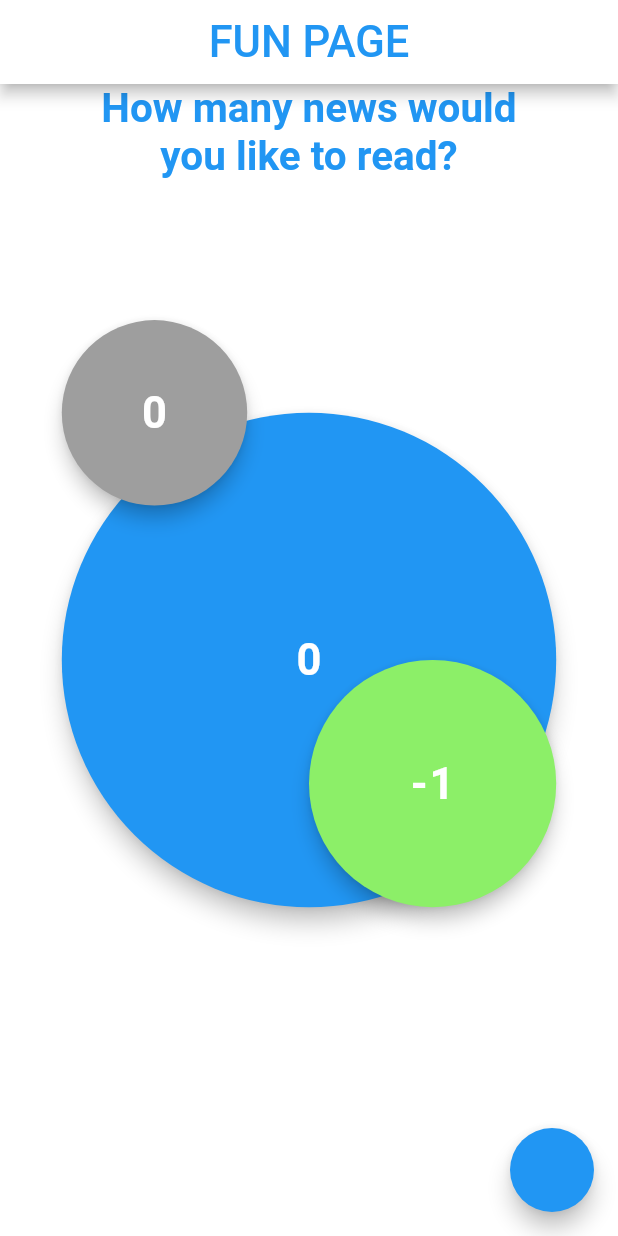
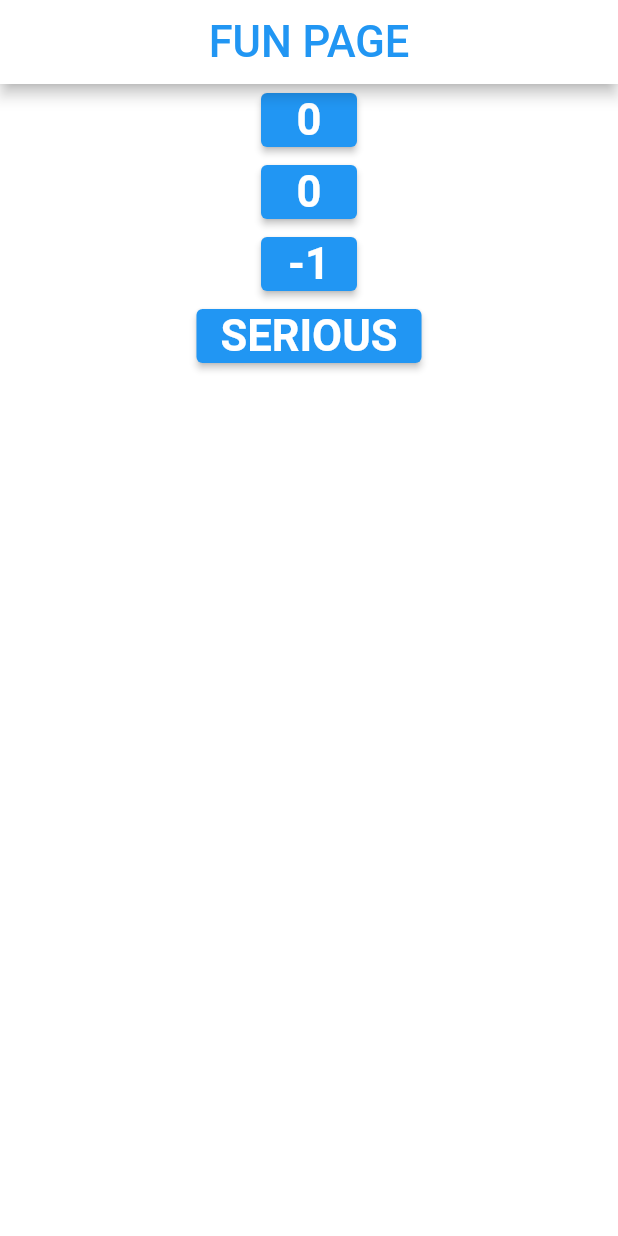
Before and after one commit to Lovric348/BLoC_learning, a Flutter app: the screen it shows after launch, on a phone screen of 412 x 824 dp. Run offline on Flutter 3.47's test engine with Material 2 defaults, Android fonts, the phone set to English and light mode, and no system bars; our stand-ins replace bloc, equatable, flutter_bloc.

Commit message:
9th commit

```diff
--- a/lib/bloc/colors/bloc/colors_event.dart
+++ b/lib/bloc/colors/bloc/colors_event.dart
@@ -11,3 +11,5 @@ abstract class ColorsEvent extends Equatable {
 class ColorChangeEvent extends ColorsEvent {}
 class ResetEvent extends ColorsEvent {}
 class DecreaseEvent extends ColorsEvent {}
+class NextPageEvent extends ColorsEvent {}
+class SeriousPageEvent extends ColorsEvent {}
--- a/lib/main.dart
+++ b/lib/main.dart
@@ -1,37 +1,48 @@
-import 'package:bloc_learning/presentation/screens/fun_page.dart';
-import 'package:bloc_learning/service/bored_service.dart';
+
+
 import 'package:flutter/material.dart';
 import 'package:flutter_bloc/flutter_bloc.dart';
-
+import 'navigation/route.dart';
 import 'bloc/colors/bloc/colors_bloc.dart';
 
 void main() {
-  runApp(const MyApp());
+  runApp( MyApp());
 }
 
 class MyApp extends StatefulWidget {
-  const MyApp({super.key});
+   MyApp({super.key});
+
 
   @override
   State<MyApp> createState() => _MyAppState();
 }
 
 class _MyAppState extends State<MyApp> {
+  final AppRouter appRouter= AppRouter();
 
-  // This widget is the root of your application.
+
+
   @override
   Widget build(BuildContext context) {
-    return MultiBlocProvider(
-      providers: [
-        BlocProvider(
-          create: (context) => ColorsBloc(),
-        ),
+    return BlocProvider(
+      create: (context) => ColorsBloc(),
+      child:
 
-      ],
-      child: FunPage()
+     MaterialApp(
+      debugShowCheckedModeBanner: false,
+      onGenerateRoute: appRouter.onGenerateRoute,
 
-    );
+),
+
+     );
+}
+
+
+
+
+@override void dispose() {
+  appRouter.dispose();
+    super.dispose();
   }
 
-
 }
--- /dev/null
+++ b/lib/navigation/route.dart
@@ -0,0 +1,51 @@
+import 'package:bloc_learning/bloc/colors/bloc/colors_bloc.dart';
+import 'package:bloc_learning/bloc/posts/bloc/posts_bloc.dart';
+import 'package:bloc_learning/presentation/screens/details_page.dart';
+import 'package:bloc_learning/presentation/screens/fun_page.dart';
+import 'package:bloc_learning/presentation/screens/serious_page.dart';
+import 'package:flutter/material.dart';
+import 'package:flutter/cupertino.dart';
+import 'package:flutter_bloc/flutter_bloc.dart';
+
+
+class AppRouter {
+  final ColorsBloc _colorsBloc= ColorsBloc();
+  final PostsBloc _postsBloc= PostsBloc();
+
+  Route? onGenerateRoute(RouteSettings routeSettings){
+    switch (routeSettings.name) {
+      case '/':
+      return MaterialPageRoute(
+        builder:(_) => BlocProvider.value(
+        value: _colorsBloc,
+        child: FunPage(),
+        ), );
+
+
+      case '/seriouspage':
+      return MaterialPageRoute(
+        builder:(_) => BlocProvider.value(
+        value: _colorsBloc,
+        child: SeriousPage(),
+        ), );
+
+      case '/detailspage':
+      return MaterialPageRoute(
+        builder:(_) => BlocProvider.value(
+        value: _postsBloc,
+        child: DetailsPage(),
+        ), );
+
+
+      default:
+      return null;
+    }
+
+
+
+    }
+    void dispose(){
+      _colorsBloc.close();
+
+    }
+  }
--- a/lib/presentation/screens/fun_page.dart
+++ b/lib/presentation/screens/fun_page.dart
@@ -2,25 +2,28 @@ import 'package:flutter/material.dart';
 import 'package:flutter_bloc/flutter_bloc.dart';
 import '../../bloc/colors/bloc/colors_bloc.dart';
 
-class FunPage extends StatelessWidget {
+
+class FunPage extends StatefulWidget {
   const FunPage({Key? key}) : super(key: key);
 
   @override
+  State<FunPage> createState() => _FunPageState();
+}
+
+class _FunPageState extends State<FunPage> {
+  GlobalKey<ScaffoldState> FunPageKey = GlobalKey<ScaffoldState>();
+  @override
   Widget build(BuildContext context) {
+
     final double screenWidth = MediaQuery.of(context).size.width;
     final double screenHeight = MediaQuery.of(context).size.height;
     return BlocProvider(
       create: (context) => ColorsBloc(),
-      child: MaterialApp(
-        debugShowCheckedModeBanner: false,
-        home: BlocBuilder<ColorsBloc, ColorsState>(
+      child: Scaffold(
+        key: FunPageKey,
+        body: BlocBuilder<ColorsBloc, ColorsState>(
             builder: (BuildContext context, state) {
           return Scaffold(
-            floatingActionButton: FloatingActionButton(
-              onPressed: (){
-                Navigator.pushNamed(context, '/seriouspage');
-
-              }),
             backgroundColor: state.color,
             appBar: AppBar(
               backgroundColor: state.color,
@@ -36,31 +39,9 @@ class FunPage extends StatelessWidget {
             body: Container(
               height: screenHeight * 1,
               width: screenWidth * 1,
-              child:
-                  Stack(
+              child: Column(
                 children: [
-                      Align(
-                          alignment: Alignment.topCenter,
-                          child: Text(
-                            'How many news would \nyou like to read?',
-                            textAlign: TextAlign.center,
-                            style: TextStyle(
-                              fontSize: 27,
-                              fontWeight: FontWeight.bold,
-                              color: state.colorTitle,
-                            ),
-                          )),
-                      Align(
-                        alignment: Alignment.center,
-                        child: Container(
-                          width: screenWidth * 0.8,
-                          height: screenHeight * 0.6,
-                          child: Stack(
-                            children: [
-                              SizedBox(
-                                width: screenWidth * 1,
-                                height: screenHeight * 1,
-                                child: FloatingActionButton(
+                  ElevatedButton(
                     child: Text(
                       "${state.number}",
                       style: TextStyle(
@@ -69,17 +50,10 @@ class FunPage extends StatelessWidget {
                       ),
                     ),
                     onPressed: () {
-                                    context
-                                        .read<ColorsBloc>()
-                                        .add(ColorChangeEvent());
+                      context.read<ColorsBloc>().add(ColorChangeEvent());
                     },
-                                  splashColor: Color.fromARGB(255, 6, 84, 147),
                   ),
-                              ),
-                              Container(
-                                width: screenWidth * 0.3,
-                                height: screenHeight * 0.2,
-                                child: FloatingActionButton(
+                  ElevatedButton(
                       child: Text(
                         '0',
                         style: TextStyle(
@@ -87,21 +61,10 @@ class FunPage extends StatelessWidget {
                           fontWeight: FontWeight.bold,
                         ),
                       ),
-                                    splashColor: Colors.black87,
-                                    elevation: 5,
-                                    backgroundColor: Colors.grey,
                       onPressed: () {
-                                      context
-                                          .read<ColorsBloc>()
-                                          .add(ResetEvent());
+                        context.read<ColorsBloc>().add(ResetEvent());
                       }),
-                              ),
-                              Align(
-                                alignment: Alignment.bottomRight,
-                                child: Container(
-                                  width: screenWidth * 0.4,
-                                  height: screenHeight * 0.4,
-                                  child: FloatingActionButton(
+                  ElevatedButton(
                       child: Text(
                         '-1',
                         style: TextStyle(
@@ -109,27 +72,25 @@ class FunPage extends StatelessWidget {
                           fontWeight: FontWeight.bold,
                         ),
                       ),
-                                      splashColor:
-                                          Color.fromARGB(221, 9, 101, 29),
-                                      elevation: 5,
-                                      backgroundColor:
-                                          Color.fromARGB(255, 140, 239, 104),
                       onPressed: () {
-                                        context
-                                            .read<ColorsBloc>()
-                                            .add(DecreaseEvent());
+                        context.read<ColorsBloc>().add(DecreaseEvent());
+                      }),
+                  ElevatedButton(
+                      child: Text(
+                        'SERIOUS',
+                        style: TextStyle(
+                          fontSize: 29,
+                          fontWeight: FontWeight.bold,
+                        ),
+                      ),
+                      onPressed: () {
+                        Navigator.of(context).pushNamed('/seriouspage');
+
+
 
                       }),
-                                ),
-                              ),
                 ],
               ),
-                        ),
-                      ),
-                    ],
-                  ),
-
-
             ),
           );
         }),
--- a/pubspec.yaml
+++ b/pubspec.yaml
@@ -38,6 +38,7 @@ dependencies:
   flutter_bloc: ^8.1.3
   equatable: ^2.0.5
   http: ^1.1.0
+  bloc: ^8.1.2
 
 dev_dependencies:
   flutter_test:
```
Also changed, not shown: lib/bloc/colors/bloc/colors_bloc.dart (+10 -6 lines), lib/bloc/posts/bloc/posts_bloc.dart (added, +47 -0 lines), lib/bloc/posts/bloc/posts_event.dart (added, +10 -0 lines), lib/bloc/posts/bloc/posts_state.dart (added, +18 -0 lines), lib/bloc/posts/models/post_data_ui_model.dart (added, +37 -0 lines), lib/presentation/screens/details_page.dart (added, +15 -0 lines), lib/presentation/screens/serious_page.dart (added, +77 -0 lines), pubspec.lock, 1 other file. Lines whose indentation alone changed are shown as unchanged.
